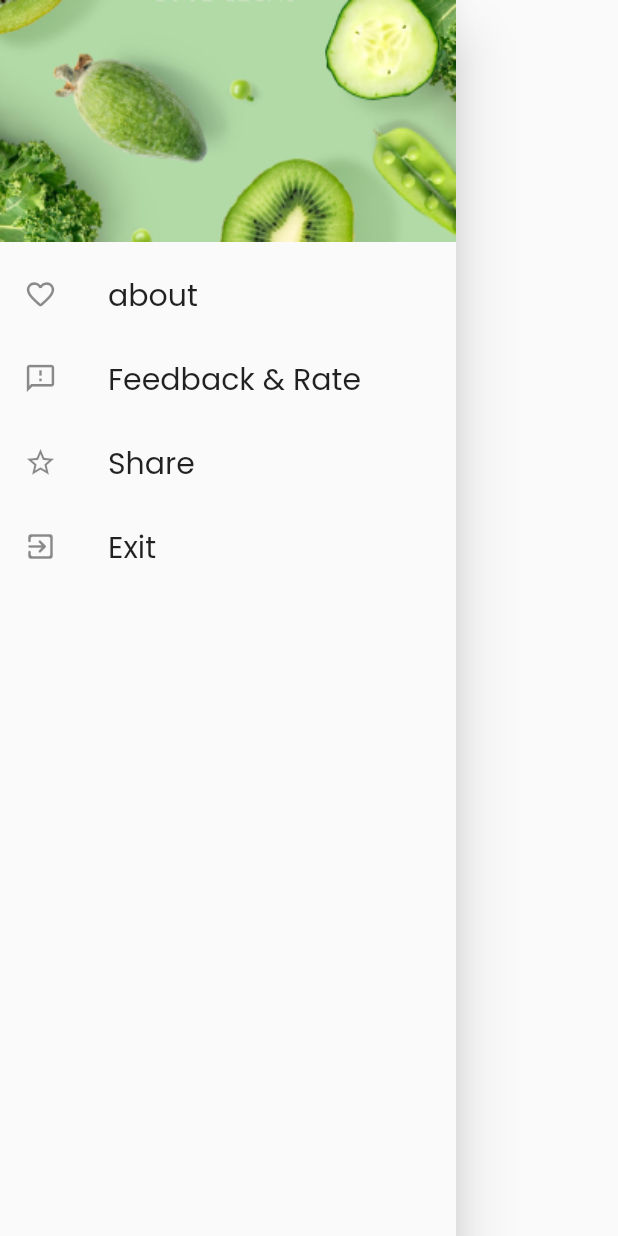
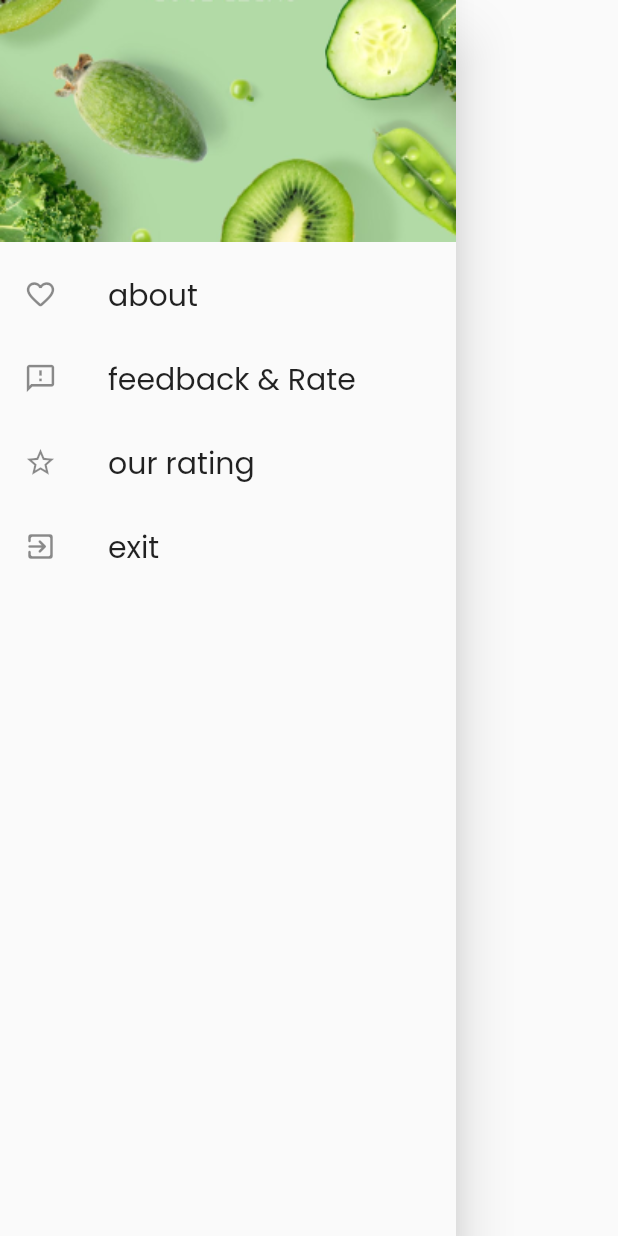
Before and after one commit to TiranChanuka/Leaf-Diseases-Detecting-app-Mobile-App-UI-, a Flutter app: the NavBar widget shown alone on an empty page, opened directly, on a phone screen of 412 x 824 dp. Run offline on Flutter 3.47's test engine with Material 2 defaults, Android fonts, the phone set to English and light mode, and no system bars; our stand-ins replace device_preview, dio, flutter_rating_bar, google_fonts, image_picker; network calls fail.

Commit message:
Update SideMenu.dart

```diff
--- a/lib/Screens/SideMenu.dart
+++ b/lib/Screens/SideMenu.dart
@@ -46,7 +46,7 @@ class NavBar extends StatelessWidget {
               Icons.feedback_outlined,
               size: 22,
             ),
-            title: Text('Feedback & Rate',
+            title: Text('feedback & Rate',
               style:GoogleFonts.poppins(
                   fontSize: 20,
                   fontWeight: FontWeight.w400,
@@ -63,17 +63,20 @@ class NavBar extends StatelessWidget {
               Icons.star_border_outlined,
               size: 22,
             ),
-            title: Text('Share',
+            title: Text('our rating',
               style:GoogleFonts.poppins(
                 fontSize: 20,
                 fontWeight: FontWeight.w400,
               ) ,),
             onTap: ()=>{
-              Navigator.pop(context),
+              Navigator.push(
+                context,
+                MaterialPageRoute(builder: (context)=>OurRating())
+              ),
             },
           ),
           ListTile(
-            title: Text('Exit',
+            title: Text('exit',
                 style:GoogleFonts.poppins(
                   fontSize: 20,
                   fontWeight: FontWeight.w400,
```
